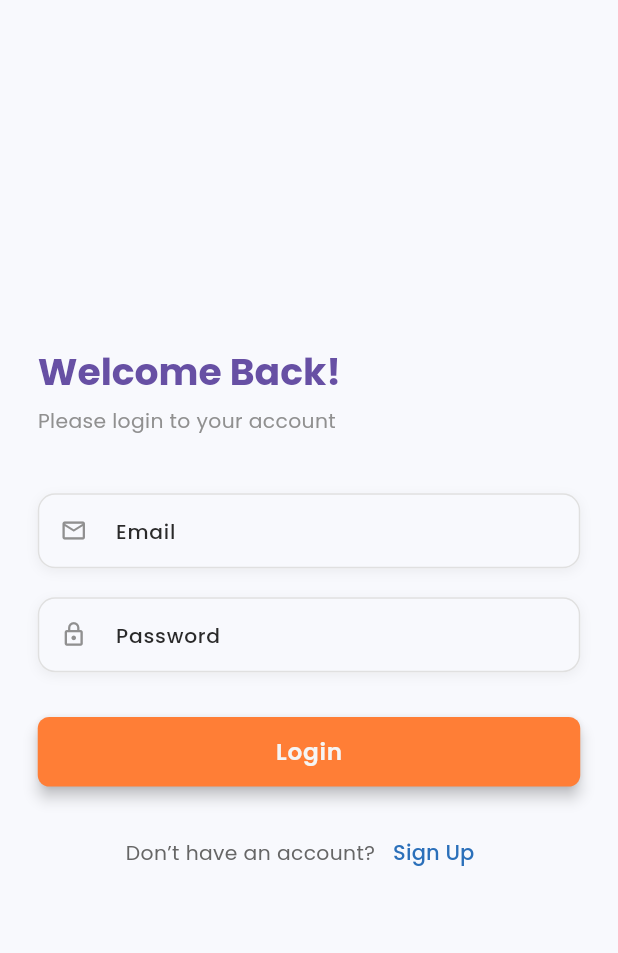
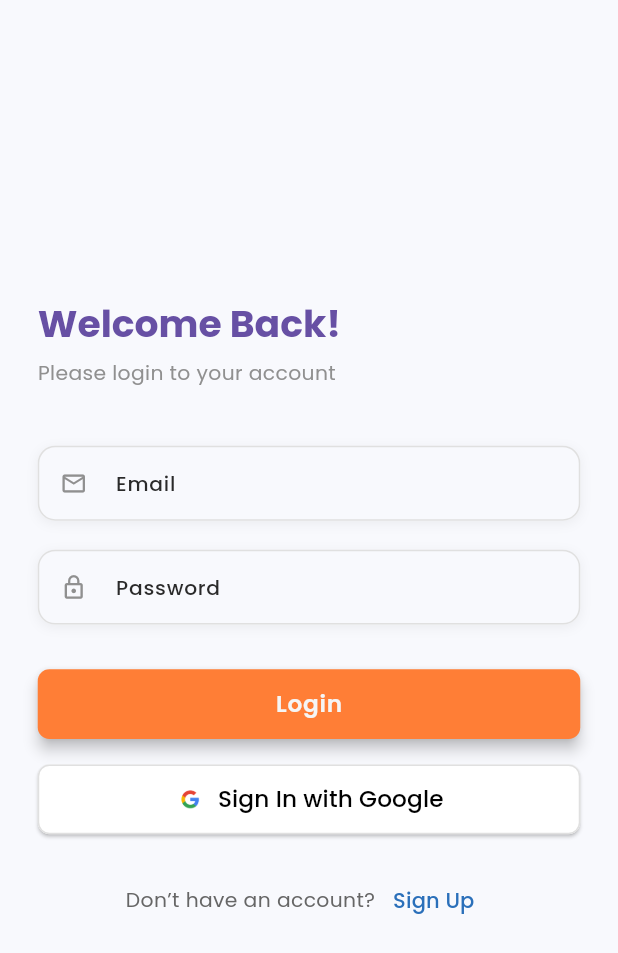
Before and after one commit to SaifAzamm/Blog_app, a Flutter app: the screen it shows after launch, on a phone screen of 412 x 824 dp. Shown: the top 953 px of the screen. Run offline on Flutter 3.47's test engine with Material 3 defaults, Android fonts, the phone set to English and light mode, and no system bars; our stand-ins replace cloud_firestore, firebase_auth, firebase_core, firebase_storage, flutter_screenutil, get and 3 more; accounts and stored records are empty.

Commit message:
google_sign_in for web has implemented

```diff
--- a/lib/core/resources/images.dart
+++ b/lib/core/resources/images.dart
@@ -1,4 +1,5 @@
 class Images {
   Images._();
   static const String logo = "assets/images/blog_app_logo.png";
+  static const String googleLogo = "assets/images/google_logo.png";
 }
--- a/lib/features/auth/view/login_view.dart
+++ b/lib/features/auth/view/login_view.dart
@@ -1,5 +1,6 @@
 import 'package:ass_blog_app/core/config/pallet.dart';
 import 'package:ass_blog_app/core/error/validator.dart';
+import 'package:ass_blog_app/core/resources/images.dart';
 import 'package:ass_blog_app/core/routes/router.dart';
 import 'package:ass_blog_app/core/widgets/primary_button.dart';
 import 'package:ass_blog_app/core/widgets/text_f.dart';
@@ -76,6 +77,12 @@ class LoginView extends StatelessWidget {
                             onPressed: () => controller.login(),
                           );
                   }),
+                  SizedBox(height: 16.h),
+                  Obx(() {
+                    return controller.isLoading1.value
+                        ? const Center(child: CircularProgressIndicator())
+                        : _buildGoogleSignInButton(controller, isWeb);
+                  }),
                   SizedBox(height: isWeb ? 20 : 20.h),
                   Row(
                     mainAxisAlignment: MainAxisAlignment.center,
@@ -98,4 +105,37 @@ class LoginView extends StatelessWidget {
       ),
     );
   }
+
+  Widget _buildGoogleSignInButton(AuthController controller, bool isWeb) {
+    return ElevatedButton.icon(
+      onPressed: () => controller.signInWithGoogle(),
+      icon: Padding(
+        padding: EdgeInsets.only(left: isWeb ? 8 : 0),
+        child: Image.asset(
+          Images.googleLogo,
+          height: isWeb ? 24 : 20.h,
+          width: isWeb ? 24 : 20.w,
+        ),
+      ),
+      label: Text(
+        'Sign In with Google',
+        style: TextStyle(
+          fontSize: isWeb ? 16 : 16.sp,
+          color: Colors.black,
+        ),
+      ),
+      style: ElevatedButton.styleFrom(
+        foregroundColor: Palette.blue,
+        backgroundColor: Colors.white,
+        minimumSize: Size(double.infinity, isWeb ? 48 : 48.h),
+        shape: RoundedRectangleBorder(
+          borderRadius: BorderRadius.circular(8.r),
+        ),
+        side: const BorderSide(color: Palette.lightGrey),
+        padding: EdgeInsets.symmetric(
+          vertical: isWeb ? 16 : 12.h,
+        ),
+      ),
+    );
+  }
 }
--- a/lib/features/blogs/view/create_blog.dart
+++ b/lib/features/blogs/view/create_blog.dart
@@ -114,7 +114,7 @@ class CreateBlog extends StatelessWidget {
                             ? 'Please select a category'
                             : null,
                       )),
-                  SizedBox(height: isWeb ? 16 : 20.h),//sizedbox
+                  SizedBox(height: isWeb ? 16 : 20.h), //sizedbox
                   Obx(() => Wrap(
                         spacing: isWeb ? 6 : 8.w,
                         children: controller.tags
--- a/pubspec.yaml
+++ b/pubspec.yaml
@@ -18,6 +18,8 @@ dependencies:
   cloud_firestore: ^5.4.4
   image_picker: ^1.1.2
   firebase_storage: ^12.3.4
+  firebase_auth: ^5.3.2
+  google_sign_in: ^6.2.2
 
 dev_dependencies:
   flutter_test:
```
Also changed, not shown: lib/features/auth/controller/auth_controller.dart (+83 -0 lines), assets/images/google_logo.png (added), pubspec.lock, 4 other files.
